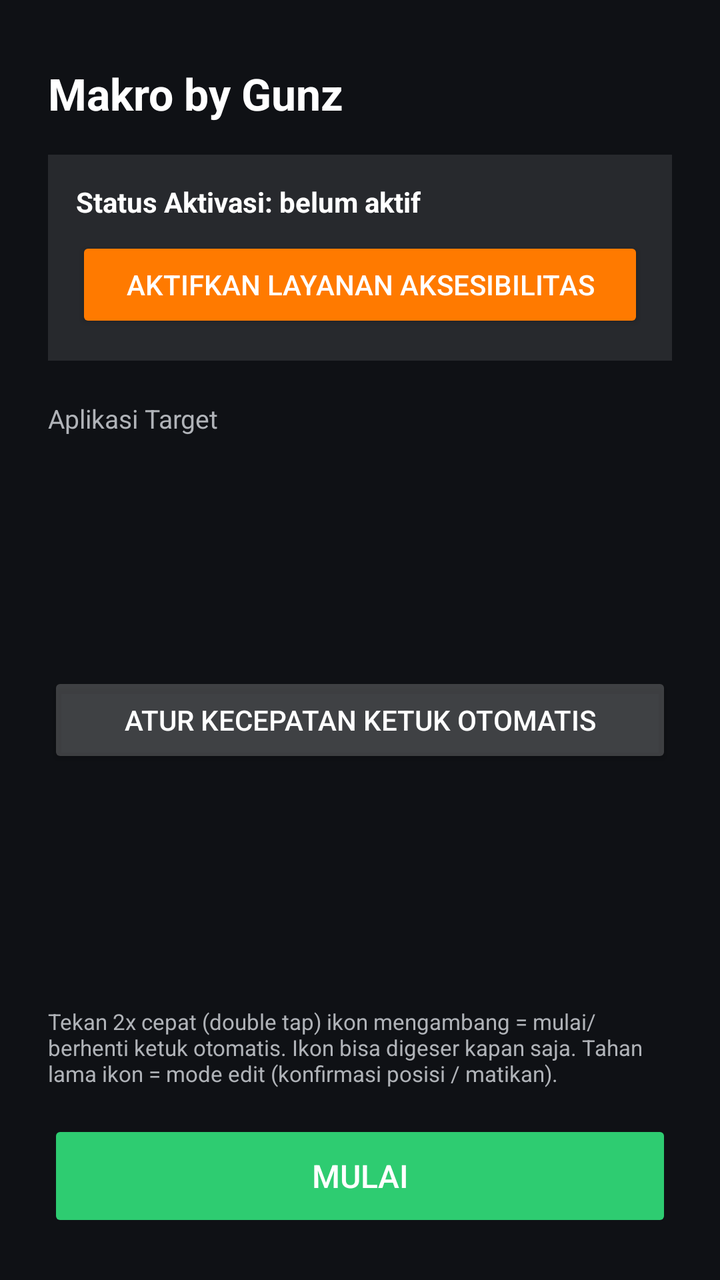
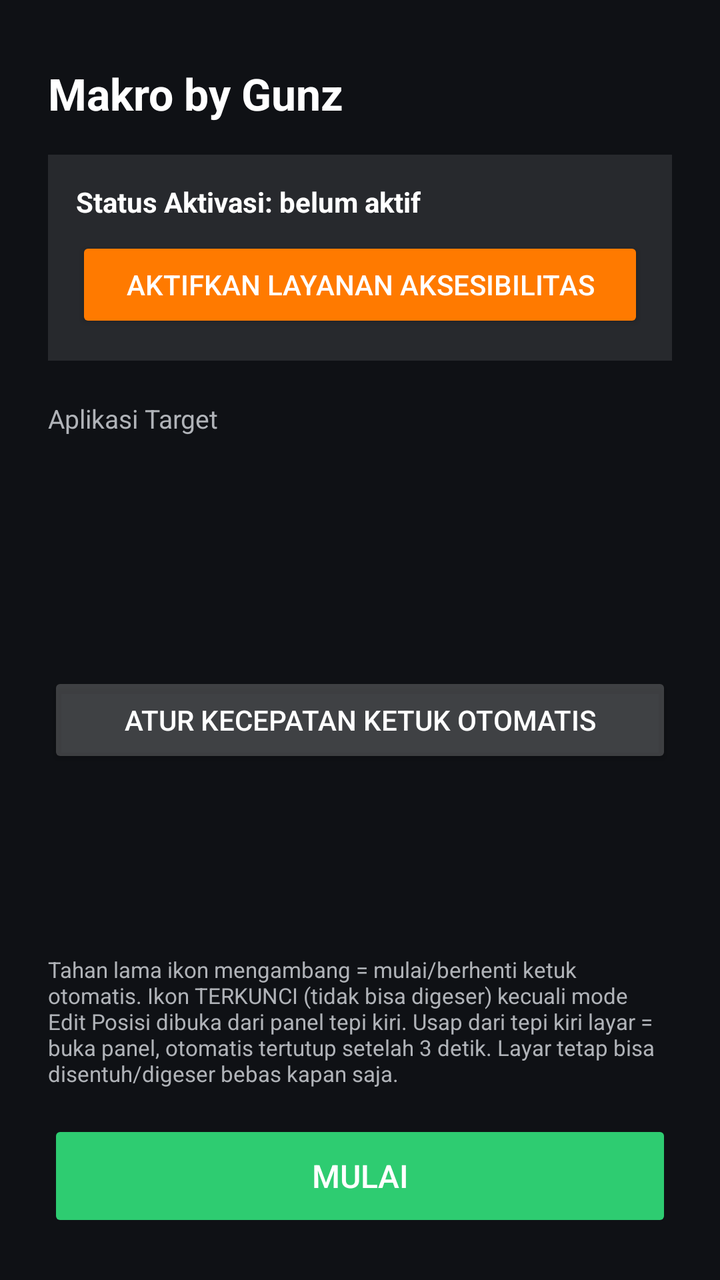

Compare the two renders of this Android layout. The source of the first and the diff that turns it into the second are given below.
<!-- AndroidManifest.xml: application theme Theme.MakroByGunz -->
<!-- res/layout/activity_main.xml -->
<?xml version="1.0" encoding="utf-8"?>
<LinearLayout xmlns:android="http://schemas.android.com/apk/res/android"
    android:layout_width="match_parent"
    android:layout_height="match_parent"
    android:background="@color/bg_dark"
    android:orientation="vertical"
    android:padding="24dp">

    <TextView
        android:layout_width="wrap_content"
        android:layout_height="wrap_content"
        android:text="Makro by Gunz"
        android:textColor="@color/white"
        android:textSize="22sp"
        android:textStyle="bold"
        android:layout_marginTop="8dp"
        android:layout_marginBottom="16dp" />

    
    <LinearLayout
        android:layout_width="match_parent"
        android:layout_height="wrap_content"
        android:orientation="vertical"
        android:background="#1AFFFFFF"
        android:padding="14dp"
        android:layout_marginBottom="20dp">

        <TextView
            android:id="@+id/tvStatusAksesibilitas"
            android:layout_width="match_parent"
            android:layout_height="wrap_content"
            android:text="Status Aktivasi: belum aktif"
            android:textColor="@color/white"
            android:textSize="14sp"
            android:textStyle="bold"
            android:layout_marginBottom="8dp"/>

        <Button
            android:id="@+id/btnAktivasi"
            android:layout_width="match_parent"
            android:layout_height="wrap_content"
            android:text="Aktifkan Layanan Aksesibilitas"
            android:backgroundTint="@color/accent"
            android:textColor="@color/white"/>
    </LinearLayout>

    
    <TextView
        android:layout_width="wrap_content"
        android:layout_height="wrap_content"
        android:text="Aplikasi Target"
        android:textColor="@color/grey_text"
        android:textSize="13sp"
        android:layout_marginBottom="8dp"/>

    <androidx.recyclerview.widget.RecyclerView
        android:id="@+id/rvSelectedApps"
        android:layout_width="match_parent"
        android:layout_height="wrap_content"
        android:minHeight="90dp"
        android:orientation="horizontal"
        android:layout_marginBottom="20dp"/>

    
    <Button
        android:id="@+id/btnKecepatan"
        android:layout_width="match_parent"
        android:layout_height="wrap_content"
        android:text="Atur Kecepatan Ketuk Otomatis"
        android:backgroundTint="#33FFFFFF"
        android:textColor="@color/white"
        android:layout_marginBottom="8dp"/>

    <View
        android:layout_width="match_parent"
        android:layout_height="0dp"
        android:layout_weight="1"/>

    <TextView
        android:layout_width="match_parent"
        android:layout_height="wrap_content"
        android:text="Tekan 2x cepat (double tap) ikon mengambang = mulai/berhenti ketuk otomatis. Ikon bisa digeser kapan saja. Tahan lama ikon = mode edit (konfirmasi posisi / matikan)."
        android:textColor="@color/grey_text"
        android:textSize="11sp"
        android:layout_marginBottom="16dp"/>

    
    <Button
        android:id="@+id/btnMulai"
        android:layout_width="match_parent"
        android:layout_height="56dp"
        android:text="Mulai"
        android:textSize="16sp"
        android:backgroundTint="@color/confirm_green"
        android:textColor="@color/white"
        android:enabled="false"/>

</LinearLayout>
<!-- resources referenced by this layout -->
<resources>
  <color name="accent">#FF7A00</color>
  <color name="bg_dark">#0F1115</color>
  <color name="confirm_green">#2ECC71</color>
  <color name="grey_text">#B0B3B8</color>
  <color name="white">#FFFFFF</color>
  <style name="Theme.MakroByGunz" parent="Theme.MaterialComponents.DayNight.NoActionBar">
          <item name="colorPrimary">@color/accent</item>
          <item name="colorPrimaryDark">@color/accent_dark</item>
          <item name="colorAccent">@color/accent</item>
          <item name="android:windowBackground">@color/bg_dark</item>
      </style>
  <color name="accent_dark">#CC5F00</color>
</resources>

<!-- the commit's change to res/layout/activity_main.xml (unified diff, before → after) -->
@@ -79,7 +79,7 @@
     <TextView
         android:layout_width="match_parent"
         android:layout_height="wrap_content"
-        android:text="Tekan 2x cepat (double tap) ikon mengambang = mulai/berhenti ketuk otomatis. Ikon bisa digeser kapan saja. Tahan lama ikon = mode edit (konfirmasi posisi / matikan)."
+        android:text="Tahan lama ikon mengambang = mulai/berhenti ketuk otomatis. Ikon TERKUNCI (tidak bisa digeser) kecuali mode Edit Posisi dibuka dari panel tepi kiri. Usap dari tepi kiri layar = buka panel, otomatis tertutup setelah 3 detik. Layar tetap bisa disentuh/digeser bebas kapan saja."
         android:textColor="@color/grey_text"
         android:textSize="11sp"
         android:layout_marginBottom="16dp"/>
